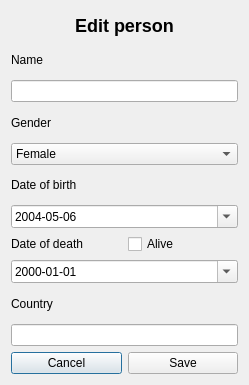
Above: Verklegt_Namskeid-Skil3/Verklegt_Namskeid-Skil3/editpersondialog.ui from Indexu/Verklegt_Namskeid before the change. Below: the same form after it.
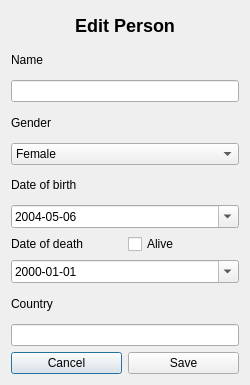
That is the form after the change.

What changed in the file:
```diff
--- a/Verklegt_Namskeid-Skil3/Verklegt_Namskeid-Skil3/editpersondialog.ui
+++ b/Verklegt_Namskeid-Skil3/Verklegt_Namskeid-Skil3/editpersondialog.ui
@@ -6,7 +6,7 @@
    <rect>
     <x>0</x>
     <y>0</y>
-    <width>249</width>
+    <width>250</width>
     <height>385</height>
    </rect>
   </property>
@@ -20,7 +20,7 @@
       <enum>Qt::LeftToRight</enum>
      </property>
      <property name="text">
-      <string>&lt;h2&gt;Edit person&lt;/h2&gt;</string>
+      <string>&lt;html&gt;&lt;head/&gt;&lt;body&gt;&lt;p&gt;&lt;span style=&quot; font-size:x-large; font-weight:600;&quot;&gt;Edit Person&lt;/span&gt;&lt;/p&gt;&lt;/body&gt;&lt;/html&gt;</string>
      </property>
      <property name="alignment">
       <set>Qt::AlignCenter</set>
```
